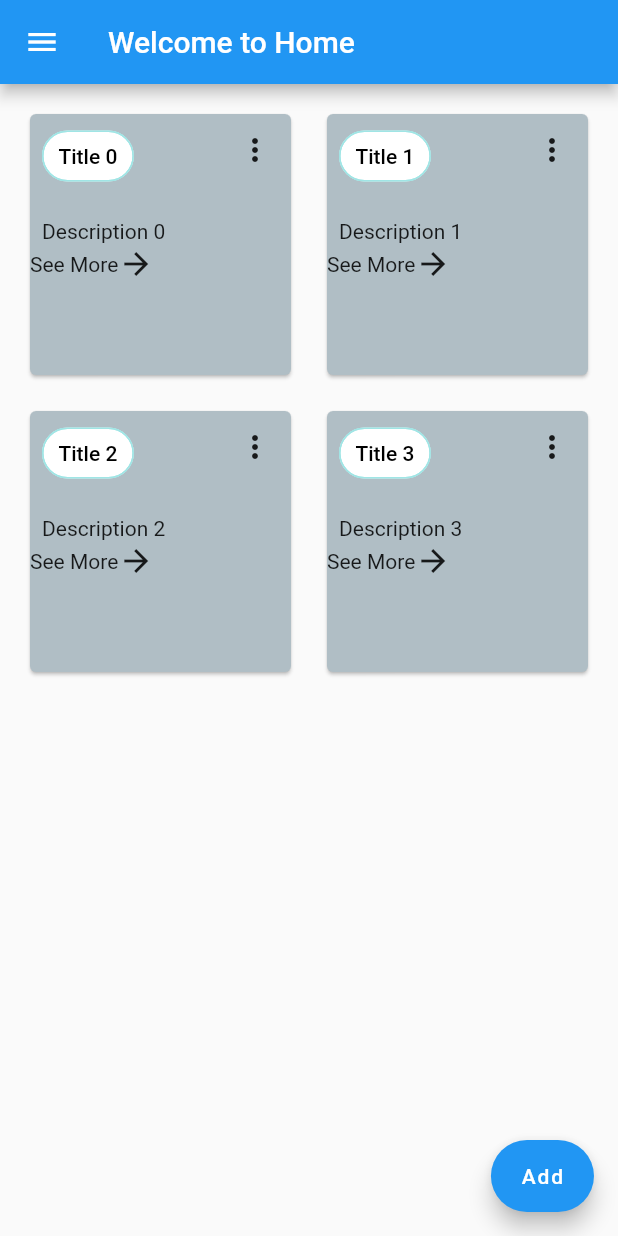
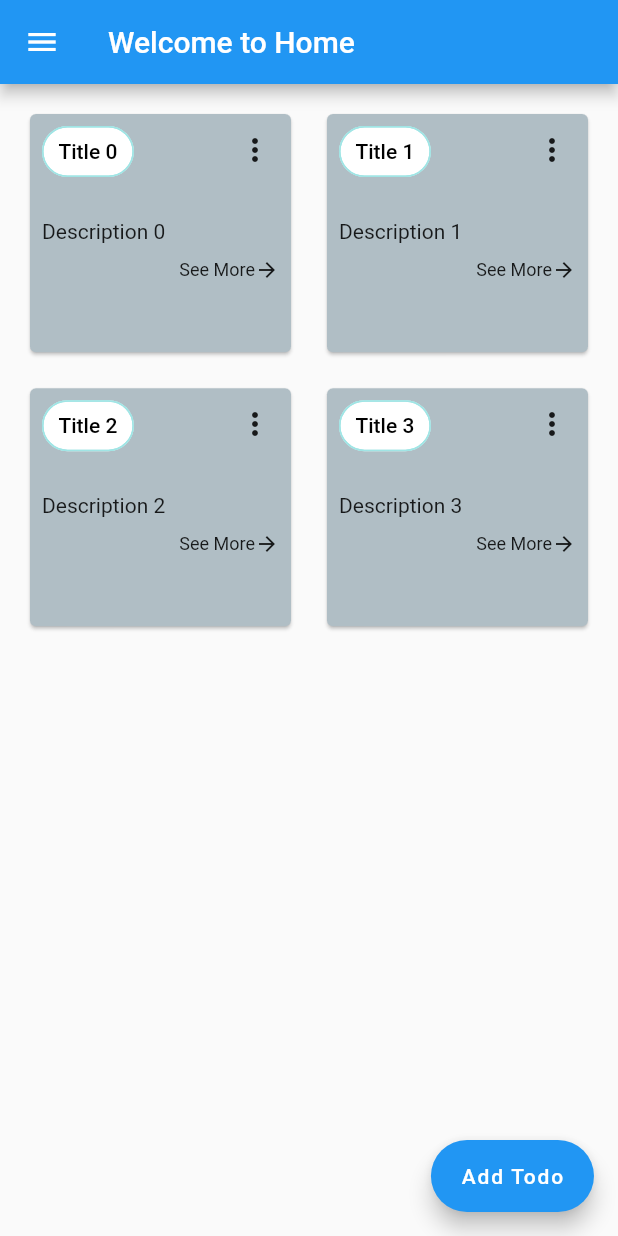
Before and after one commit to Zaeem104158/todo_riverpod, a Flutter app: the screen it shows after launch, on a phone screen of 412 x 824 dp. Run offline on Flutter 3.47's test engine with Material 2 defaults, Android fonts, the phone set to English and light mode, and no system bars; drawn by our look-alikes of flutter_advanced_drawer; our stand-ins replace flutter_riverpod; missing offline and left inert: material_color_generator.

```diff
--- a/lib/controller/todo_provider.dart
+++ b/lib/controller/todo_provider.dart
@@ -1,4 +1,3 @@
-import 'dart:developer';
 import 'package:flutter_riverpod/flutter_riverpod.dart';
 import 'package:todo_riverpod/controller/todo_trash_provider.dart';
 import 'package:todo_riverpod/model/todo_model.dart';
@@ -21,7 +20,6 @@ class TodosNotifier extends StateNotifier<List<Todo>> {
 
     state = state.where((todo) {
       if (todo.id != todoId) {
-
         return true;
       }
       trashTodo = todo;
@@ -33,12 +31,10 @@ class TodosNotifier extends StateNotifier<List<Todo>> {
     if (trashTodo != null) {
       ref.watch(todoTrashProvider.notifier).addTrashTodo(trashTodo!);
     }
-
   }
 
   void editTodo(Todo todo) {
     state = state.map((objects) {
-
       if (objects.id == todo.id) {
         return todo;
       }
--- a/lib/home_screen.dart
+++ b/lib/home_screen.dart
@@ -33,6 +33,7 @@ class _HomeScreenState extends ConsumerState<HomeScreen> {
             description: "Description $index",
             title: "Title $index",
             pin: false,
+            selected: false,
           );
         },
       );
@@ -58,7 +59,7 @@ class _HomeScreenState extends ConsumerState<HomeScreen> {
       'Delete',
     ];
 
-    final double gridItemHeight = SizeConfig.getScreenHeight(context) / 6;
+    final double gridItemHeight = SizeConfig.getScreenHeight(context) / 6.5;
     final double gridItemWidth = SizeConfig.getScreenHeight(context) / 6;
 
     return AdvancedDrawer(
@@ -97,10 +98,6 @@ class _HomeScreenState extends ConsumerState<HomeScreen> {
         ),
         body: Padding(
           padding: const EdgeInsets.all(8.0),
-          child: Column(
-            crossAxisAlignment: CrossAxisAlignment.start,
-            children: [
-              Expanded(
           child: GridView.builder(
             itemCount: todoList.length,
             gridDelegate: SliverGridDelegateWithFixedCrossAxisCount(
@@ -119,14 +116,16 @@ class _HomeScreenState extends ConsumerState<HomeScreen> {
                       ? Colors.blueGrey[200]
                       : Colors.blue[100],
                   child: Column(
-                          crossAxisAlignment: CrossAxisAlignment.center,
+                    crossAxisAlignment: CrossAxisAlignment.start,
                     children: [
+                      // Title and Menu Icon of todos
                       Row(
                         mainAxisAlignment: MainAxisAlignment.start,
+                        crossAxisAlignment: CrossAxisAlignment.start,
                         children: [
                           Padding(
-                                  padding: const EdgeInsets.only(
-                                      top: 8.0, left: 8.0),
+                            padding:
+                                const EdgeInsets.only(top: 8.0, left: 8.0),
                             child: Chip(
                               materialTapTargetSize:
                                   MaterialTapTargetSize.shrinkWrap,
@@ -201,12 +200,11 @@ class _HomeScreenState extends ConsumerState<HomeScreen> {
                           }),
                         ],
                       ),
+                      // Description of todos
                       const SizedBox(
                         height: 20,
                       ),
-                            Align(
-                              alignment: Alignment.topLeft,
-                              child: Padding(
+                      Padding(
                         padding: const EdgeInsets.only(
                             left: 8.0, right: 6, top: 2, bottom: 2),
                         child: Text(
@@ -215,12 +213,22 @@ class _HomeScreenState extends ConsumerState<HomeScreen> {
                           overflow: TextOverflow.ellipsis,
                         ),
                       ),
+                      //See More
+                      Padding(
+                        padding: const EdgeInsets.all(8.0),
+                        child: Row(
+                          mainAxisAlignment: MainAxisAlignment.end,
+                          children: const [
+                            Text(
+                              "See More",
+                              style: TextStyle(fontSize: 12),
                             ),
-                            Row(
-                              children: const [
-                                Text("See More"),
-                                Icon(Icons.arrow_forward)
+                            Icon(
+                              Icons.arrow_forward,
+                              size: 16,
+                            )
                           ],
+                        ),
                       )
                     ],
                   ),
@@ -228,14 +236,11 @@ class _HomeScreenState extends ConsumerState<HomeScreen> {
               );
             },
           ),
-              )
-            ],
-          ),
         ),
         floatingActionButton: FloatingActionButton.extended(
           onPressed: customStatefullAlertWidget,
           label: const Text(
-            "Add",
+            "Add Todo",
             style: TextStyle(color: Colors.white),
           ),
           tooltip: "Add your todo",
@@ -248,6 +253,7 @@ class _HomeScreenState extends ConsumerState<HomeScreen> {
     String? id,
     bool editable = false,
     bool pin = false,
+    bool selected = false,
   }) async {
     await showDialog(
         context: context,
@@ -304,6 +310,7 @@ class _HomeScreenState extends ConsumerState<HomeScreen> {
                       description: todoDescriptionController.text,
                       title: todoTitleController.text,
                       pin: pin,
+                      selected: selected,
                     );
 
                     final todoNotifier = ref.read(
--- a/lib/model/todo_model.dart
+++ b/lib/model/todo_model.dart
@@ -6,12 +6,14 @@ class Todo {
   final String title;
   final String description;
   final bool pin;
+  final bool selected;
 
   const Todo({
     required this.id,
     required this.description,
     required this.title,
     required this.pin,
+    required this.selected,
   });
 
   Todo copyWith({
@@ -19,12 +21,14 @@ class Todo {
     String? description,
     String? title,
     bool? pin,
+    bool? selected,
   }) {
     return Todo(
       id: id ?? this.id,
       title: title ?? this.title,
       description: description ?? this.description,
       pin: pin ?? this.pin,
+      selected: selected ?? this.selected,
     );
   }
 }
```
Also changed, not shown: lib/controller/todo_trash_provider.dart (+12 -16 lines), lib/trash_screen.dart (+18 -52 lines). Lines whose indentation alone changed are shown as unchanged.
